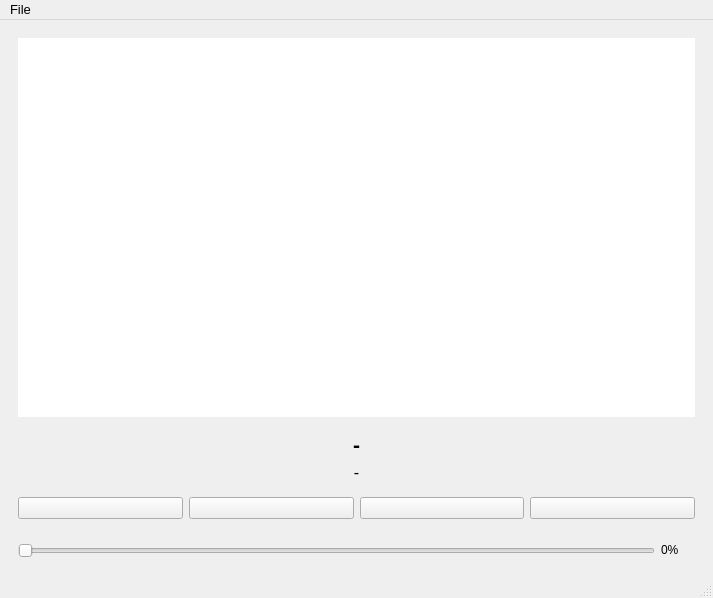
Fliishy/Qt_Media_Player, file UI/media_player.ui: the form before one commit.
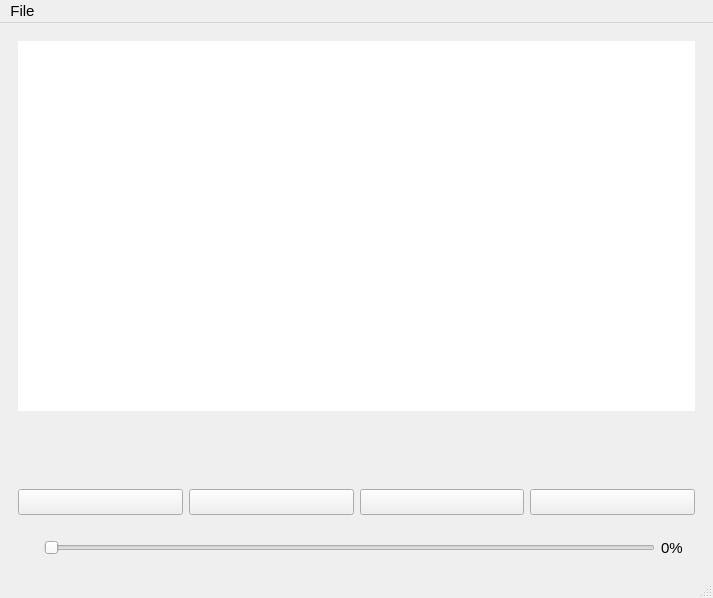
The form after the commit. Icons and pictures are not drawn.

Commit message: Fixed issues with the playback timer counting above 60s. Added the duration of the currently playing song. Minor tweaks in the UI such as font size

What changed in the file:
```diff
--- a/UI/media_player.ui
+++ b/UI/media_player.ui
@@ -10,6 +10,11 @@
     <height>598</height>
    </rect>
   </property>
+  <property name="font">
+   <font>
+    <pointsize>11</pointsize>
+   </font>
+  </property>
   <property name="windowTitle">
    <string>Media Player</string>
   </property>
@@ -29,7 +34,7 @@
        </font>
       </property>
       <property name="text">
-       <string>-</string>
+       <string/>
       </property>
       <property name="alignment">
        <set>Qt::AlignCenter</set>
@@ -51,7 +56,37 @@
        <enum>QFrame::Plain</enum>
       </property>
       <layout class="QGridLayout" name="gridLayout_3">
-       <item row="0" column="0">
+       <item row="0" column="2">
+        <widget class="QLabel" name="volume_percent">
+         <property name="sizePolicy">
+          <sizepolicy hsizetype="Fixed" vsizetype="Fixed">
+           <horstretch>0</horstretch>
+           <verstretch>0</verstretch>
+          </sizepolicy>
+         </property>
+         <property name="minimumSize">
+          <size>
+           <width>34</width>
+           <height>0</height>
+          </size>
+         </property>
+         <property name="maximumSize">
+          <size>
+           <width>34</width>
+           <height>16777215</height>
+          </size>
+         </property>
+         <property name="styleSheet">
+          <string notr="true">QLabel {
+	color:black;
+}</string>
+         </property>
+         <property name="text">
+          <string>0%</string>
+         </property>
+        </widget>
+       </item>
+       <item row="0" column="1">
         <widget class="QSlider" name="volume_slider">
          <property name="sizePolicy">
           <sizepolicy hsizetype="Preferred" vsizetype="Fixed">
@@ -88,33 +123,28 @@
          </property>
         </widget>
        </item>
-       <item row="0" column="1">
-        <widget class="QLabel" name="volume_percent">
+       <item row="0" column="0">
+        <widget class="QLabel" name="label">
          <property name="sizePolicy">
           <sizepolicy hsizetype="Fixed" vsizetype="Fixed">
            <horstretch>0</horstretch>
            <verstretch>0</verstretch>
           </sizepolicy>
          </property>
-         <property name="minimumSize">
-          <size>
-           <width>34</width>
-           <height>0</height>
-          </size>
-         </property>
          <property name="maximumSize">
           <size>
-           <width>34</width>
-           <height>16777215</height>
+           <width>20</width>
+           <height>20</height>
           </size>
          </property>
-         <property name="styleSheet">
-          <string notr="true">QLabel {
-	color:black;
-}</string>
-         </property>
          <property name="text">
-          <string>0%</string>
+          <string/>
+         </property>
+         <property name="pixmap">
+          <pixmap resource="Icons/icons.qrc">:/buttons/sound-on.png</pixmap>
+         </property>
+         <property name="scaledContents">
+          <bool>true</bool>
          </property>
         </widget>
        </item>
@@ -147,6 +177,12 @@
       <layout class="QHBoxLayout" name="horizontalLayout">
        <item>
         <widget class="QPushButton" name="pb_back">
+         <property name="sizePolicy">
+          <sizepolicy hsizetype="Minimum" vsizetype="Preferred">
+           <horstretch>0</horstretch>
+           <verstretch>0</verstretch>
+          </sizepolicy>
+         </property>
          <property name="text">
           <string/>
          </property>
@@ -154,10 +190,22 @@
           <iconset resource="Icons/icons.qrc">
            <normaloff>:/buttons/previous-track.png</normaloff>:/buttons/previous-track.png</iconset>
          </property>
+         <property name="iconSize">
+          <size>
+           <width>20</width>
+           <height>20</height>
+          </size>
+         </property>
         </widget>
        </item>
        <item>
         <widget class="QPushButton" name="pb_stop">
+         <property name="sizePolicy">
+          <sizepolicy hsizetype="Minimum" vsizetype="Preferred">
+           <horstretch>0</horstretch>
+           <verstretch>0</verstretch>
+          </sizepolicy>
+         </property>
          <property name="text">
           <string/>
          </property>
@@ -165,10 +213,22 @@
           <iconset resource="Icons/icons.qrc">
            <normaloff>:/buttons/stop.png</normaloff>:/buttons/stop.png</iconset>
          </property>
+         <property name="iconSize">
+          <size>
+           <width>13</width>
+           <height>13</height>
+          </size>
+         </property>
         </widget>
        </item>
        <item>
         <widget class="QPushButton" name="pb_play_pause">
+         <property name="sizePolicy">
+          <sizepolicy hsizetype="Minimum" vsizetype="Preferred">
+           <horstretch>0</horstretch>
+           <verstretch>0</verstretch>
+          </sizepolicy>
+         </property>
          <property name="text">
           <string/>
          </property>
@@ -176,10 +236,22 @@
           <iconset resource="Icons/icons.qrc">
            <normaloff>:/buttons/pause-play.png</normaloff>:/buttons/pause-play.png</iconset>
          </property>
+         <property name="iconSize">
+          <size>
+           <width>20</width>
+           <height>20</height>
+          </size>
+         </property>
         </widget>
        </item>
        <item>
         <widget class="QPushButton" name="pb_forward">
+         <property name="sizePolicy">
+          <sizepolicy hsizetype="Minimum" vsizetype="Preferred">
+           <horstretch>0</horstretch>
+           <verstretch>0</verstretch>
+          </sizepolicy>
+         </property>
          <property name="text">
           <string/>
          </property>
@@ -187,6 +259,12 @@
           <iconset resource="Icons/icons.qrc">
            <normaloff>:/buttons/next-track.png</normaloff>:/buttons/next-track.png</iconset>
          </property>
+         <property name="iconSize">
+          <size>
+           <width>20</width>
+           <height>20</height>
+          </size>
+         </property>
         </widget>
        </item>
       </layout>
@@ -207,7 +285,7 @@
        </font>
       </property>
       <property name="text">
-       <string>-</string>
+       <string/>
       </property>
       <property name="alignment">
        <set>Qt::AlignCenter</set>
@@ -225,6 +303,9 @@
       <layout class="QGridLayout" name="gridLayout_2">
        <item row="0" column="0">
         <widget class="QListView" name="folder_view">
+         <property name="styleSheet">
+          <string notr="true"/>
+         </property>
          <property name="frameShape">
           <enum>QFrame::NoFrame</enum>
          </property>
@@ -247,12 +328,12 @@
      <x>0</x>
      <y>0</y>
      <width>713</width>
-     <height>20</height>
+     <height>22</height>
     </rect>
    </property>
    <property name="font">
     <font>
-     <pointsize>10</pointsize>
+     <pointsize>11</pointsize>
     </font>
    </property>
    <widget class="QMenu" name="menuFile">
```
Left out of the diff: 4 changed lines with no effect on the pictures. The commit also changes 8 other files.
